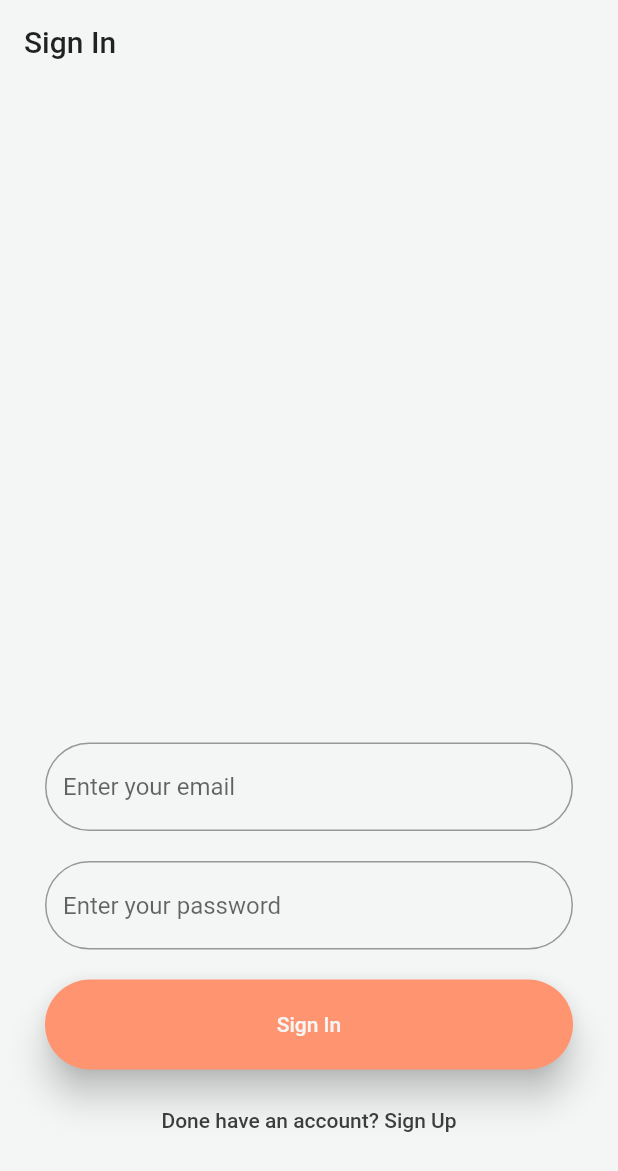
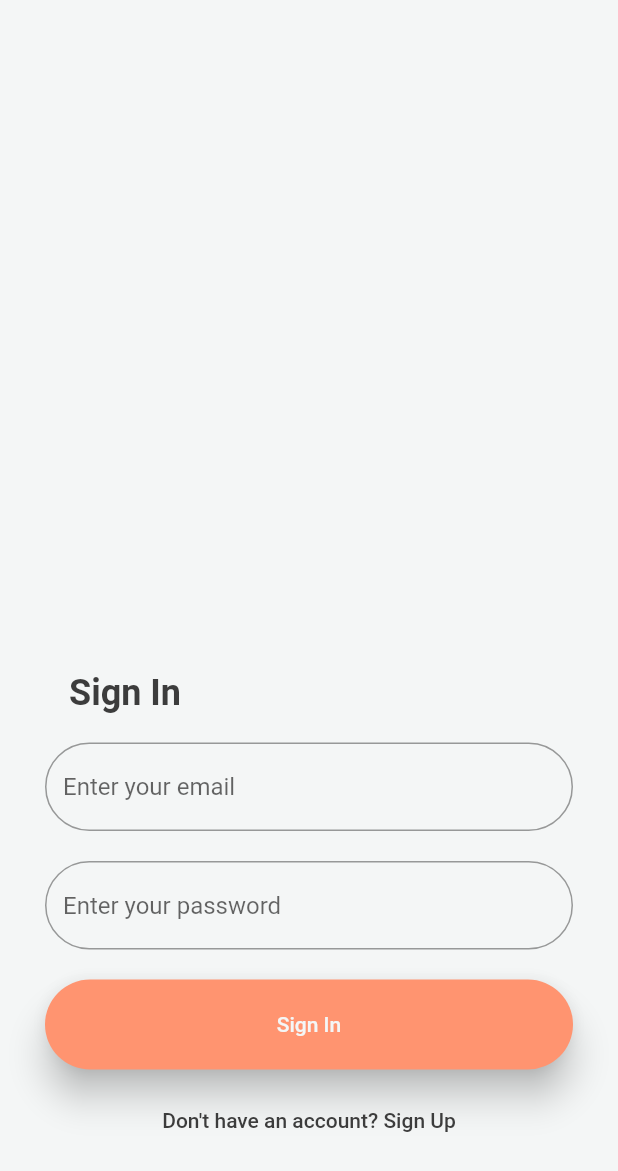
Before and after one commit to lemonfrance/fitness_mobile_app, a Flutter app: the screen it shows after launch, on a phone screen of 412 x 824 dp. Shown: the top 1171 px of the screen. Run offline on Flutter 3.47's test engine with Material 2 defaults, Android fonts, the phone set to English and light mode, and no system bars; our stand-ins replace cloud_firestore, firebase_auth, firebase_core, flutter_spinkit, flutter_svg, percent_indicator and 1 more; missing offline and left inert: flutter_web_auth; accounts and stored records are empty; Roboto replaces fonts that are missing (Sohne-Buch).

Commit message:
Fix pr comments - Spelling mistake and remove appbar

```diff
--- a/lib/Screens/authenticate/sign_in.dart
+++ b/lib/Screens/authenticate/sign_in.dart
@@ -27,19 +27,21 @@ class _SignInState extends State<SignIn> {
         ? Loading()
         : Scaffold(
             backgroundColor: Colours.white,
-            appBar: AppBar(
-              backgroundColor: Colours.white,
-              elevation: 0.0,
-              title: Text('Sign In'),
-            ),
             body: Container(
               padding: EdgeInsets.symmetric(vertical: 20.0, horizontal: 30.0),
               child: Form(
                 key: _formKey,
                 child: Column(
                   mainAxisAlignment: MainAxisAlignment.end,
+                  crossAxisAlignment: CrossAxisAlignment.start,
                   children: <Widget>[
-                    SizedBox(height: 20.0),
+                    Padding(
+                      padding: EdgeInsets.only(left: 16, bottom: 20),
+                      child: Text(
+                        'Sign In',
+                        style: AppTheme.theme.textTheme.headline2!.copyWith(fontWeight: FontWeight.bold),
+                      ),
+                    ),
                     TextFormField(
                       decoration: InputDecoration(
                         border: OutlineInputBorder(
@@ -68,7 +70,7 @@ class _SignInState extends State<SignIn> {
                     ),
                     SizedBox(height: 20.0),
                     MaterialButton(
-                        minWidth: 500,
+                        minWidth: double.infinity,
                         height: 60,
                         elevation: 10,
                         shape: StadiumBorder(),
@@ -88,9 +90,10 @@ class _SignInState extends State<SignIn> {
                         }),
                     SizedBox(height: 10.0),
                     MaterialButton(
+                      minWidth: double.infinity,
                       onPressed: (() => widget.toggleView()),
                       child: Text(
-                        'Done have an account? Sign Up',
+                        "Don't have an account? Sign Up",
                         style: TextStyle(color: Colours.black),
                       ),
                     ),
```
Also changed, not shown: lib/Screens/authenticate/register.dart (+10 -8 lines).
